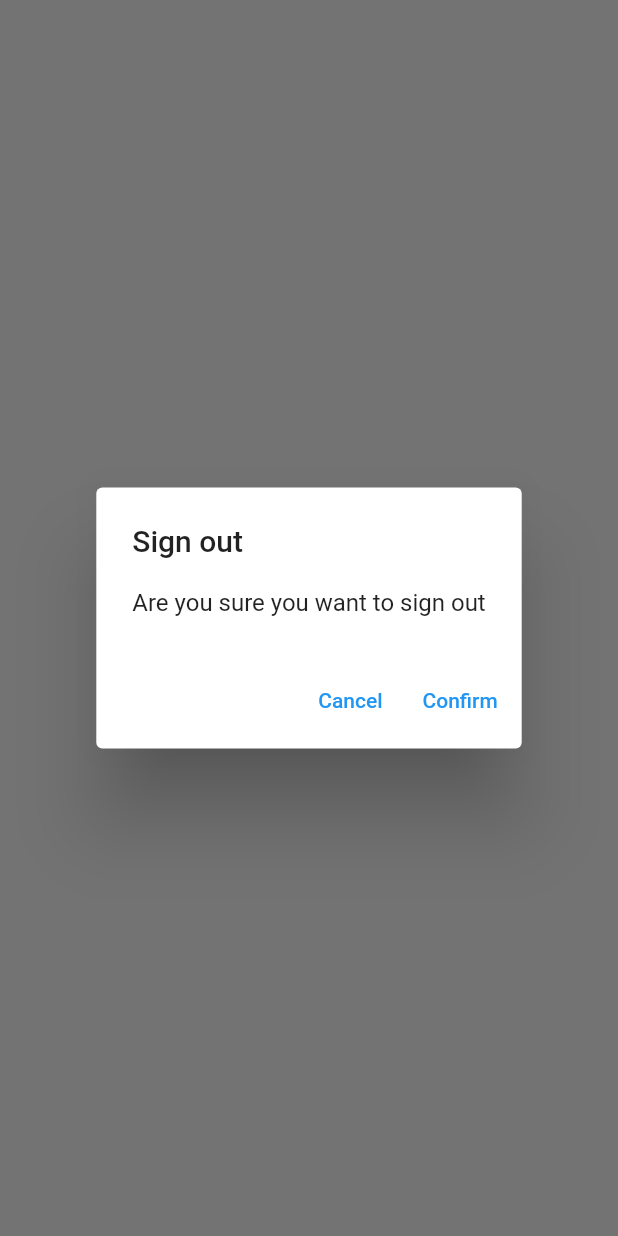
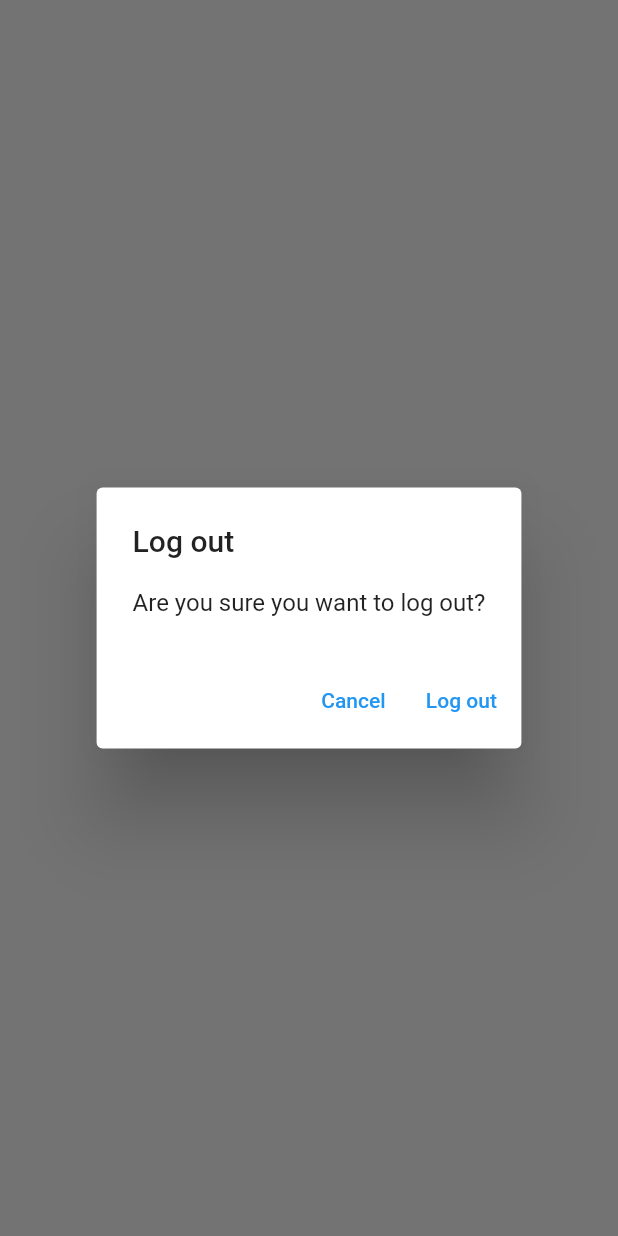
Before and after one commit to Ashketchum03/impnotes, a Flutter app: what showLogOutDialog() shows on an empty page, opened directly, on a phone screen of 412 x 824 dp. Run offline on Flutter 3.47's test engine with Material 2 defaults, Android fonts, the phone set to English and light mode, and no system bars; our stand-ins replace firebase_auth, firebase_core, sqflite; accounts and stored records are empty; network calls fail.

Commit message:
Deleting notes in notes view

```diff
--- /dev/null
+++ b/lib/utilities/dialogs/generic_dialog.dart
@@ -0,0 +1,34 @@
+import 'package:flutter/cupertino.dart';
+import 'package:flutter/material.dart';
+
+typedef DialogOptionBuilder<T> = Map<String, T?> Function();
+
+Future<T?> showGenericDialog<T>({
+  required BuildContext context,
+  required String title,
+  required String content,
+  required DialogOptionBuilder optionsBuilder,
+}) {
+  final options = optionsBuilder();
+  return showDialog<T>(
+      context: context,
+      builder: (context) {
+        return AlertDialog(
+          title: Text(title),
+          content: Text(content),
+          actions: options.keys.map((optionTitle) {
+            final value = options[optionTitle];
+            return TextButton(
+              onPressed: () {
+                if (value != null) {
+                  Navigator.of(context).pop(value);
+                } else {
+                  Navigator.of(context).pop();
+                }
+              },
+              child: Text(optionTitle),
+            );
+          }).toList(),
+        );
+      });
+}
--- /dev/null
+++ b/lib/utilities/dialogs/logout_dialog.dart
@@ -0,0 +1,14 @@
+import 'package:flutter/material.dart';
+import 'package:notes/utilities/dialogs/generic_dialog.dart';
+
+Future<bool> showLogOutDialog(BuildContext context) {
+  return showGenericDialog(
+    context: context,
+    title: 'Log out',
+    content: 'Are you sure you want to log out?',
+    optionsBuilder: () => {
+      'Cancel': false,
+      'Log out': true,
+    },
+  ).then((value) => value ?? false);
+}
--- a/lib/views/login_view.dart
+++ b/lib/views/login_view.dart
@@ -2,7 +2,8 @@ import 'package:flutter/material.dart';
 import 'package:notes/constants/routes.dart';
 import 'package:notes/services/auth/auth_exceptions.dart';
 import 'package:notes/services/auth/auth_services.dart';
-import '../utilities/show_error_dialog.dart';
+
+import '../utilities/dialogs/error_dialog.dart';
 
 class LoginView extends StatefulWidget {
   const LoginView({Key? key}) : super(key: key);
--- a/lib/views/notes/notes_view.dart
+++ b/lib/views/notes/notes_view.dart
@@ -2,9 +2,10 @@ import 'package:flutter/material.dart';
 import 'package:notes/constants/routes.dart';
 import 'package:notes/enums/menu_action.dart';
 import 'dart:developer' as devtools show log;
-
 import 'package:notes/services/auth/auth_services.dart';
 import 'package:notes/services/crud/notes_service.dart';
+import 'package:notes/views/notes/notes_list_view.dart';
+import '../../utilities/dialogs/logout_dialog.dart';
 
 class NotesView extends StatefulWidget {
   const NotesView({Key? key}) : super(key: key);
@@ -71,23 +72,11 @@ class _NotesViewState extends State<NotesView> {
                     case ConnectionState.active:
                       if (snapshot.hasData) {
                         final allNotes = snapshot.data as List<DatabaseNote>;
-                        if (allNotes.isEmpty) {
-                          return const Center(
-                              child: Text("The notes list haven't any notes."));
-                        }
-                        return ListView.builder(
-                          itemCount: allNotes.length,
-                          itemBuilder: ((context, index) {
-                            final note = allNotes[index];
-                            return ListTile(
-                              title: Text(
-                                note.text,
-                                maxLines: 1,
-                                softWrap: true,
-                                overflow: TextOverflow.ellipsis,
-                              ),
-                            );
-                          }),
+                        return NotesListView(
+                          notes: allNotes,
+                          onDeleteNote: (note) async {
+                            await _notesService.deleteNote(id: note.id);
+                          },
                         );
                       } else {
                         return const CircularProgressIndicator();
@@ -105,26 +94,3 @@ class _NotesViewState extends State<NotesView> {
     );
   }
 }
-
-Future<bool> showLogOutDialog(BuildContext context) {
-  return showDialog<bool>(
-      context: context,
-      builder: (context) {
-        return AlertDialog(
-          title: const Text('Sign out'),
-          content: const Text('Are you sure you want to sign out'),
-          actions: [
-            TextButton(
-                onPressed: () {
-                  Navigator.of(context).pop(false);
-                },
-                child: const Text("Cancel")),
-            TextButton(
-                onPressed: () {
-                  Navigator.of(context).pop(true);
-                },
-                child: const Text("Confirm")),
-          ],
-        );
-      }).then((value) => value ?? false);
-}
--- a/lib/views/register_view.dart
+++ b/lib/views/register_view.dart
@@ -2,7 +2,7 @@ import 'package:flutter/material.dart';
 import 'package:notes/constants/routes.dart';
 import 'package:notes/services/auth/auth_exceptions.dart';
 import 'package:notes/services/auth/auth_services.dart';
-import 'package:notes/utilities/show_error_dialog.dart';
+import 'package:notes/utilities/dialogs/error_dialog.dart';
 
 class RegisterView extends StatefulWidget {
   const RegisterView({Key? key}) : super(key: key);
```
Also changed, not shown: lib/utilities/dialogs/delete_dialog.dart (added, +14 -0 lines), lib/utilities/dialogs/error_dialog.dart (added, +13 -0 lines), lib/utilities/show_error_dialog.dart (deleted, +0 -22 lines), lib/views/notes/notes_list_view.dart (added, +46 -0 lines).
